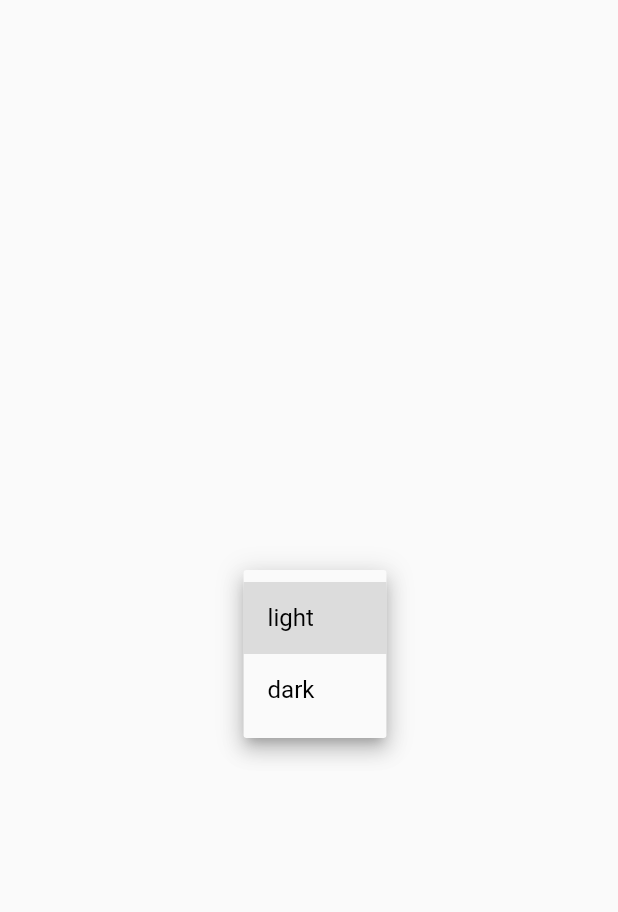
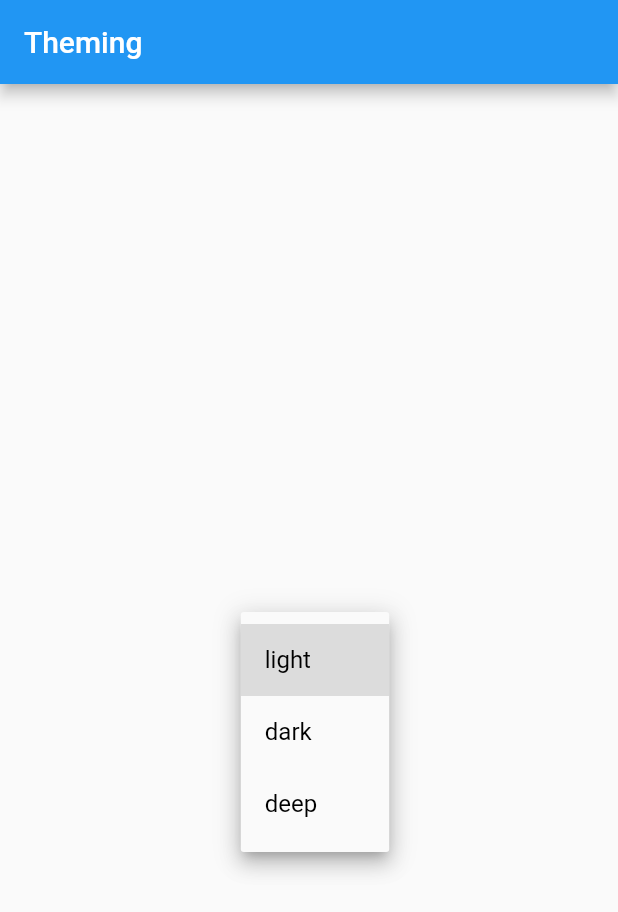
Before and after one commit to viktorvoltz/theming, a Flutter app: the screen it shows after launch, after a tap on "light", on a phone screen of 412 x 824 dp. Shown: the top 912 px of the screen. Run offline on Flutter 3.47's test engine with Material 2 defaults, Android fonts, the phone set to English and light mode, and no system bars; our stand-ins replace shared_preferences.

Commit message:
feat: app bar

```diff
--- a/lib/src/pages/home_page.dart
+++ b/lib/src/pages/home_page.dart
@@ -12,12 +12,16 @@ class HomePage extends StatelessWidget {
   List<String> items = [
     'light',
     'dark',
+    'deep',
   ];
 
   @override
   Widget build(BuildContext context) {
     var theme = Provider.of<ThemeProvider>(context);
     return Scaffold(
+      appBar: AppBar(
+        title: const Text("Theming")
+      ),
       body: Center(
         child: Column(
           mainAxisAlignment: MainAxisAlignment.center,
```
